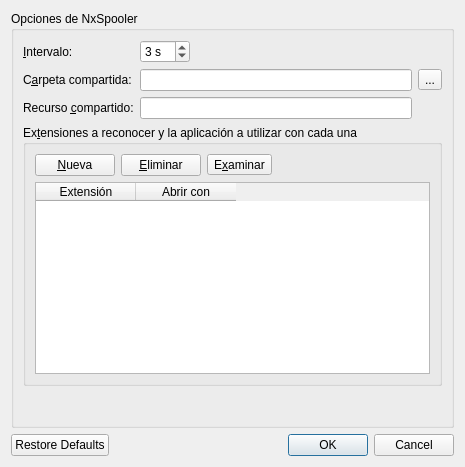
BackupTheBerlios/nxspooler-svn, file trunk/optionsDialog.ui: the form before one commit.
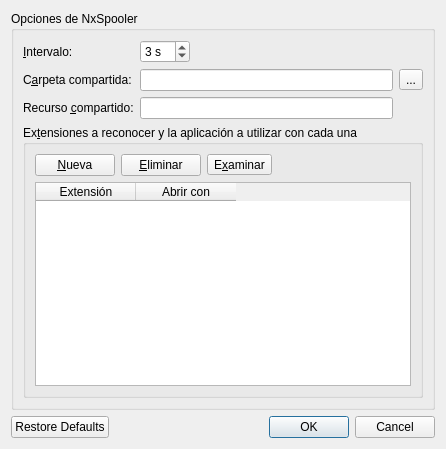
The form after the commit. Icons and pictures are not drawn.

Commit message: La tabla de extensiones se adapta ahora al tamaño del diálogo de opciones.

Diff of the .ui file:
```diff
--- a/trunk/optionsDialog.ui
+++ b/trunk/optionsDialog.ui
@@ -9,8 +9,8 @@
    <rect>
     <x>0</x>
     <y>0</y>
-    <width>465</width>
-    <height>467</height>
+    <width>446</width>
+    <height>449</height>
    </rect>
   </property>
   <property name="windowTitle">
@@ -238,19 +238,6 @@
         </layout>
        </widget>
       </item>
-      <item row="5" column="0">
-       <spacer name="verticalSpacer">
-        <property name="orientation">
-         <enum>Qt::Vertical</enum>
-        </property>
-        <property name="sizeHint" stdset="0">
-         <size>
-          <width>20</width>
-          <height>17</height>
-         </size>
-        </property>
-       </spacer>
-      </item>
      </layout>
     </widget>
    </item>
```
